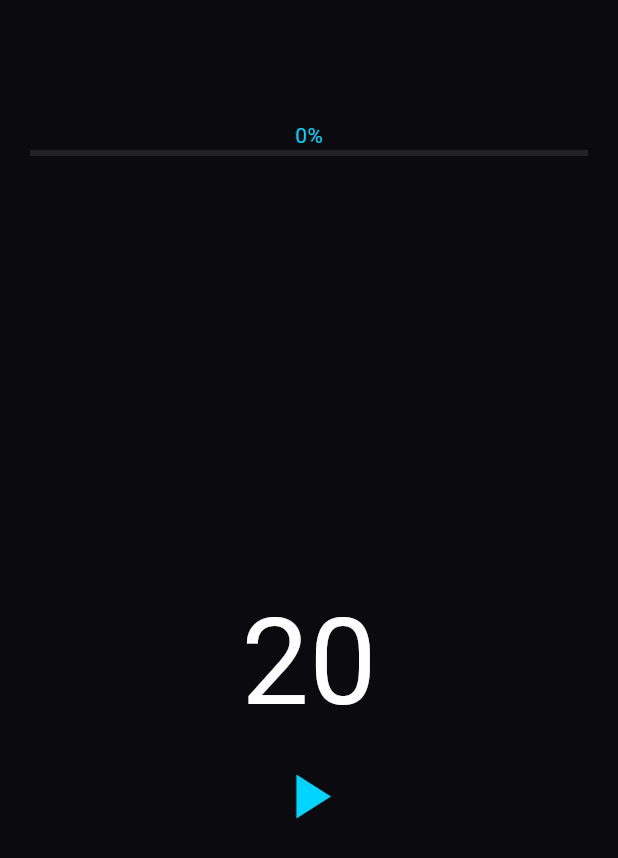
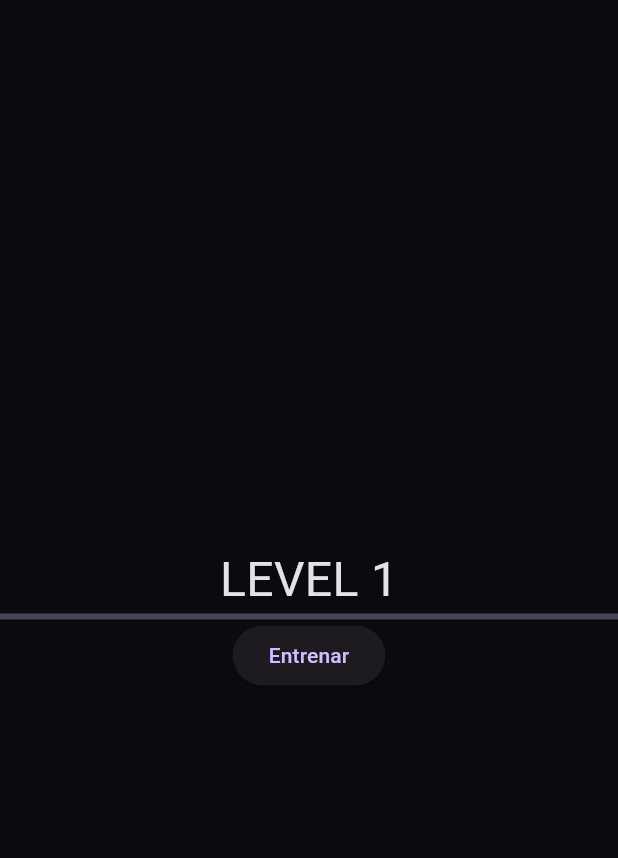
Before and after one commit to vi01afta-lab/calisthenics-level-up, a Flutter app: the screen it shows after launch, on a phone screen of 412 x 824 dp. Shown: the top 858 px of the screen. Run offline on Flutter 3.47's test engine with Material 3 defaults, Android fonts, the phone set to English and light mode, and no system bars; our stand-ins replace cloud_firestore, firebase_core, hive_flutter; accounts and stored records are empty; Roboto replaces fonts that are missing (Orbitron).

Commit message:
feat: lib/main.dart Fase 2 [pipeline-cicd][skip ci]

```diff
--- a/lib/main.dart
+++ b/lib/main.dart
@@ -1,146 +1,85 @@
+import 'dart:async';
 import 'package:flutter/material.dart';
 import 'package:hive_flutter/hive_flutter.dart';
 import 'package:firebase_core/firebase_core.dart';
-import 'package:firebase_auth/firebase_auth.dart';
-import 'dart:async';
+import 'package:cloud_firestore/cloud_firestore.dart';
+import 'package:provider/provider.dart';
 
 void main() async {
   WidgetsFlutterBinding.ensureInitialized();
-  await Firebase.initializeApp();
   await Hive.initFlutter();
   await Hive.openBox('user_stats');
-  runApp(const MyApp());
+  await Firebase.initializeApp();
+  runApp(const CalisthenicsApp());
 }
 
-class StatsRepository {
+class UserRepository {
+  final FirebaseFirestore _db = FirebaseFirestore.instance;
   final Box _box = Hive.box('user_stats');
 
-  double get xp => _box.get('xp', defaultValue: 0.0);
-
-  void updateXp(double newXp) {
-    _box.put('xp', newXp);
-    // Aquí iría la lógica de sincronización diferida con Firestore
+  Future<void> updateStats(int level, double xp) async {
+    _box.putAll({'level': level, 'xp': xp});
+    try {
+      await _db.collection('users').doc('current_user_id').set({
+        'level': level,
+        'xp': xp,
+        'updatedAt': FieldValue.serverTimestamp(),
+      }, SetOptions(merge: true));
+    } catch (e) {
+      debugPrint("Offline mode: Data cached locally.");
+    }
   }
 }
 
-class MyApp extends StatelessWidget {
-  const MyApp({super.key});
-  @override
-  Widget build(BuildContext context) {
-    return MaterialApp(
-      theme: ThemeData.dark().copyWith(
-        scaffoldBackgroundColor: const Color(0xFF0A0A0F),
-        primaryColor: const Color(0xFF00D4FF),
-      ),
-      home: const RPGDashboard(),
-    );
+class DashboardProvider extends ChangeNotifier {
+  final UserRepository _repo = UserRepository();
+  int level = 1;
+  double xp = 0.0;
+
+  DashboardProvider() {
+    final box = Hive.box('user_stats');
+    level = box.get('level', defaultValue: 1);
+    xp = box.get('xp', defaultValue: 0.0);
+  }
+
+  void addXp(double amount) {
+    xp += amount;
+    if (xp >= 100) { level++; xp = 0; }
+    _repo.updateStats(level, xp);
+    notifyListeners();
   }
 }
 
-class RPGDashboard extends StatefulWidget {
-  const RPGDashboard({super.key});
-  @override
-  State<RPGDashboard> createState() => _RPGDashboardState();
-}
-
-class _RPGDashboardState extends State<RPGDashboard> {
-  late StreamSubscription<User?> _authSubscription;
-  final StatsRepository _repo = StatsRepository();
-
-  @override
-  void initState() {
-    super.initState();
-    _authSubscription = FirebaseAuth.instance.authStateChanges().listen((user) {});
-  }
-
-  @override
-  void dispose() {
-    _authSubscription.cancel();
-    super.dispose();
-  }
-
+class CalisthenicsApp extends StatelessWidget {
+  const CalisthenicsApp({super.key});
   @override
   Widget build(BuildContext context) {
-    return Scaffold(
-      body: Column(
-        children: [
-          const SizedBox(height: 60),
-          ValueListenableBuilder(
-            valueListenable: Hive.box('user_stats').listenable(),
-            builder: (context, box, _) {
-              return XPBar(currentXp: _repo.xp, maxXp: 1000);
-            },
-          ),
-          const Expanded(child: TabataWidget()),
-        ],
+    return ChangeNotifierProvider(
+      create: (_) => DashboardProvider(),
+      child: MaterialApp(
+        theme: ThemeData.dark().copyWith(scaffoldBackgroundColor: const Color(0xFF0A0A0F)),
+        home: const RPGDashboard(),
       ),
     );
   }
 }
 
-class XPBar extends StatelessWidget {
-  final double currentXp, maxXp;
-  const XPBar({super.key, required this.currentXp, required this.maxXp});
-
+class RPGDashboard extends StatelessWidget {
+  const RPGDashboard({super.key});
   @override
   Widget build(BuildContext context) {
-    return Container(
-      padding: const EdgeInsets.all(20),
-      child: Column(
-        children: [
-          Text("${(currentXp / maxXp * 100).toInt()}%", style: const TextStyle(fontFamily: 'Orbitron', color: Color(0xFF00D4FF))),
-          LinearProgressIndicator(value: currentXp / maxXp, backgroundColor: Colors.white10, color: const Color(0xFF00D4FF)),
-        ],
+    final provider = context.watch<DashboardProvider>();
+    return Scaffold(
+      body: Center(
+        child: Column(
+          mainAxisAlignment: MainAxisAlignment.center,
+          children: [
+            Text("LEVEL ${provider.level}", style: const TextStyle(fontSize: 32)),
+            LinearProgressIndicator(value: provider.xp / 100),
+            ElevatedButton(onPressed: () => provider.addXp(10), child: const Text("Entrenar")),
+          ],
+        ),
       ),
     );
   }
 }
-
-class TabataWidget extends StatefulWidget {
-  const TabataWidget({super.key});
-  @override
-  State<TabataWidget> createState() => _TabataWidgetState();
-}
-
-class _TabataWidgetState extends State<TabataWidget> {
-  int _seconds = 20;
-  Timer? _timer;
-  bool _isActive = false;
-  final StatsRepository _repo = StatsRepository();
-
-  void _toggleTimer() {
-    if (_isActive) {
-      _timer?.cancel();
-    } else {
-      _timer = Timer.periodic(const Duration(seconds: 1), (t) {
-        if (_seconds > 0) {
-          setState(() => _seconds--);
-        } else {
-          _timer?.cancel();
-          _repo.updateXp(_repo.xp + 10); // Sincronización diferida al finalizar
-        }
-      });
-    }
-    setState(() => _isActive = !_isActive);
-  }
-
-  @override
-  void dispose() {
-    _timer?.cancel();
-    super.dispose();
-  }
-
-  @override
-  Widget build(BuildContext context) {
-    return Column(
-      mainAxisAlignment: MainAxisAlignment.center,
-      children: [
-        Text("$_seconds", style: const TextStyle(fontFamily: 'Orbitron', fontSize: 80, color: Colors.white)),
-        IconButton(
-          icon: Icon(_isActive ? Icons.pause : Icons.play_arrow, size: 50, color: const Color(0xFF00D4FF)),
-          onPressed: _toggleTimer,
-        )
-      ],
-    );
-  }
-}
```
